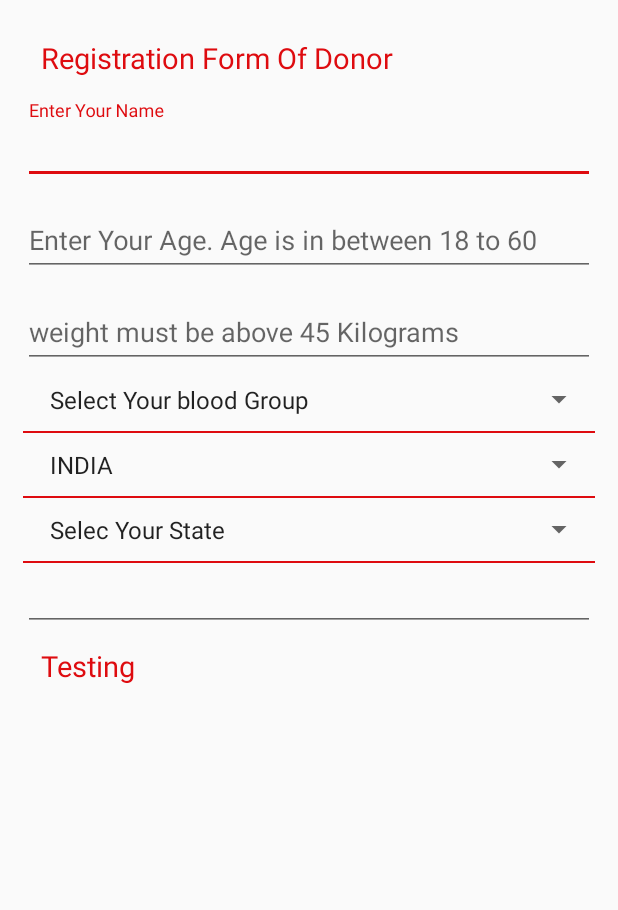
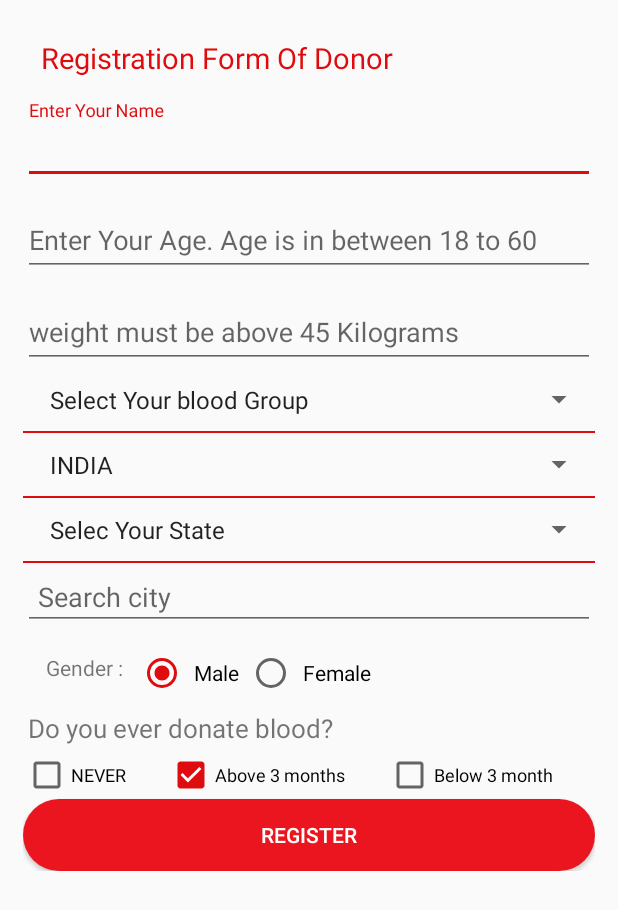
Before and after one commit to atriodata/DonateBlood, an Android app: the screen it shows after launch (ResigrationActivity), on a phone screen of 412 x 824 dp. Shown: the top 910 px of the screen. Run offline under Robolectric (Android 15) with nearby library versions, the phone set to English and light mode, and no system bars.

Commit message:
layout changes

```diff
--- a/app/src/main/java/com/atrio/donateblood/ResigrationActivity.java
+++ b/app/src/main/java/com/atrio/donateblood/ResigrationActivity.java
@@ -199,7 +199,7 @@ public class ResigrationActivity extends AppCompatActivity {
         protected void onPostExecute(List<HashMap<String, String>> result) {
 
             String[] from = new String[]{"description"};
-            Log.i("data4555", "" + result);
+            Log.i("data4555", "" + from.length);
 
 //            String[] desdatas=from.substring(from.indexOf(state_data));
 
--- a/app/src/main/res/layout/activity_resigration.xml
+++ b/app/src/main/res/layout/activity_resigration.xml
@@ -92,8 +92,6 @@
                 android:layout_height="1dp"
                 android:background="@color/colorAccent"/>
 
-
-
             <Spinner
                 android:id="@+id/spin_country"
                 android:padding="10dp"
@@ -117,23 +115,98 @@
                 android:layout_height="1dp"
                 android:background="@color/colorAccent"/>
             <com.atrio.donateblood.CustomAutoCompleteTextView
+                android:id="@+id/atv_places"
                 android:layout_width="match_parent"
-                android:id="@+id/atv_places"
-                android:layout_height="wrap_content"/>
+             android:padding="10dp"
+                android:layout_height="wrap_content"
+                android:hint="Search city"/>
 
-            <TextView
-                android:id="@+id/tv_rig"
+            <LinearLayout
                 android:layout_width="match_parent"
                 android:layout_height="wrap_content"
-                android:text="Testing"
-                android:padding="10dp"
-                android:textColor="@color/colorAccent"
-                android:textSize="19sp"
-                android:typeface="normal"
-                android:layout_marginStart="2dp" />
+                android:weightSum="2"
+                android:padding="5dp"
+                android:orientation="horizontal">
+                <TextView
+                    android:layout_width="wrap_content"
+                    android:layout_height="wrap_content"
+                    android:text="Gender :"
+                    android:padding="10dp" />
 
 
+                <RadioGroup
+                    android:id="@+id/radioSex"
+                    android:orientation="horizontal"
+                    android:layout_width="wrap_content"
+                    android:layout_height="wrap_content"
+                    android:layout_gravity="bottom"
+
+                    android:layout_weight="1">
+
+                    <RadioButton
+                        android:id="@+id/radioMale"
+                        android:layout_width="wrap_content"
+                        android:layout_height="wrap_content"
+                        android:text="@string/radio_male"
+                        android:padding="5dp"
+                        android:checked="true" />
+
+                    <RadioButton
+                        android:id="@+id/radioFemale"
+                        android:layout_width="wrap_content"
+                        android:layout_height="wrap_content"
+                        android:padding="5dp"
+                        android:text="@string/radio_female" />
+
+                </RadioGroup>
+
+            </LinearLayout>
+            <TextView
+                android:layout_width="match_parent"
+                android:layout_height="wrap_content"
+                android:text="Do you ever donate blood?"
+                android:textSize="17sp"
+                android:padding="3dp"/>
+            <LinearLayout
+                android:layout_width="match_parent"
+                android:layout_height="wrap_content"
+                android:weightSum="3"
+                android:orientation="horizontal">
+            <CheckBox
+                android:id="@+id/chkIos"
+                android:layout_width="wrap_content"
+                android:layout_height="wrap_content"
+                android:layout_weight="1"
+                android:textSize="12dp"
+                android:text="@string/chk_never" />
+
+            <CheckBox
+                android:id="@+id/chkAndroid"
+                android:layout_width="wrap_content"
+                android:layout_height="wrap_content"
+                android:text="@string/chk_abv"
+                android:layout_weight="1"
+                android:textSize="12dp"
+                android:checked="true" />
+
+            <CheckBox
+                android:id="@+id/chkWindows"
+                android:layout_width="wrap_content"
+                android:layout_height="wrap_content"
+                android:layout_weight="1"
+                android:textSize="12dp"
+                android:text="@string/chk_bel" />
+            </LinearLayout>
+
+      <Button
+          android:layout_width="match_parent"
+          android:layout_height="wrap_content"
+          android:background="@drawable/ripple_effect"
+          android:textColor="@color/white"
+          android:text="Register"/>
+
         </LinearLayout>
+
 
     </ScrollView>
 
--- a/app/src/main/res/values/strings.xml
+++ b/app/src/main/res/values/strings.xml
@@ -57,4 +57,11 @@
         <item>West Bengal</item>
     </string-array>
 
+    <string name="radio_male">Male</string>
+    <string name="radio_female">Female</string>
+    <string name="chk_ios">NEVER</string>
+    <string name="chk_never">NEVER</string>
+    <string name="chk_abv">Above 3 months</string>
+    <string name="chk_bel">Below 3 month</string>
+
 </resources>
```
Also changed, not shown: app/src/main/java/com/atrio/donateblood/RegistraionActivity.java (deleted, +0 -305 lines).
